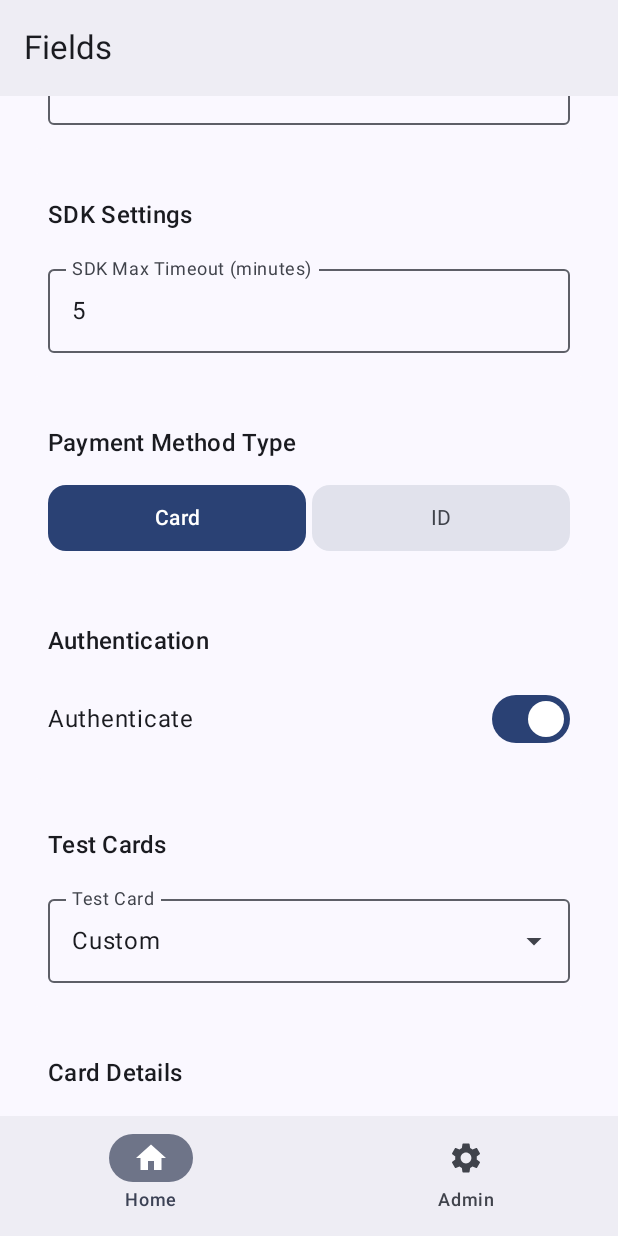
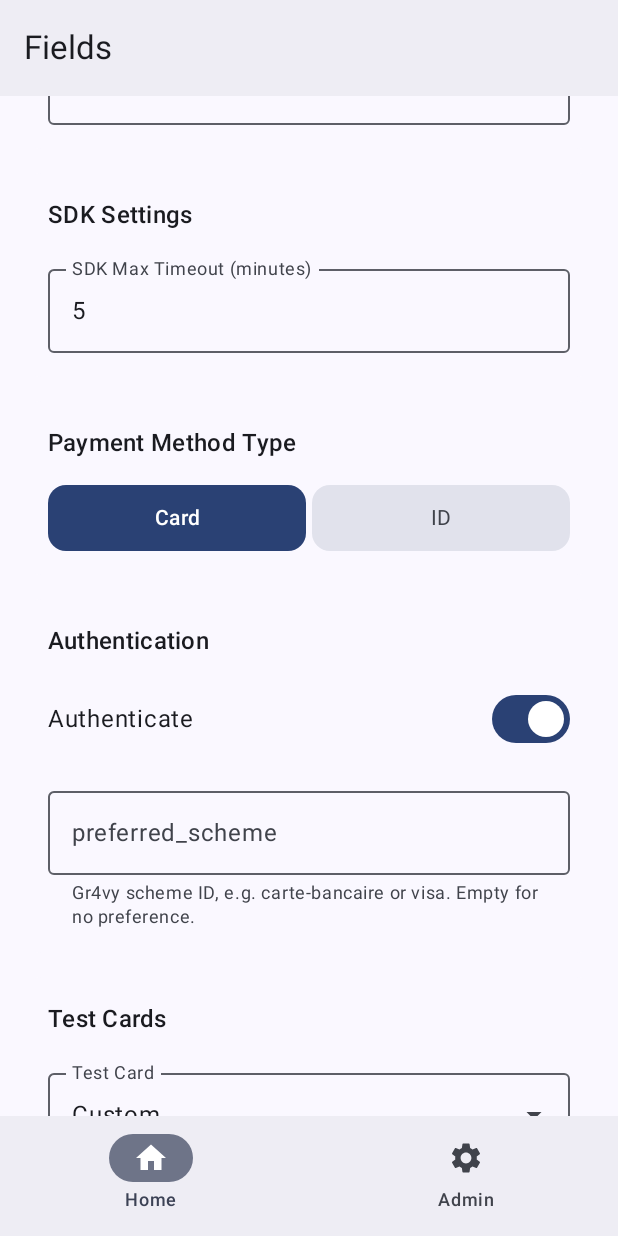
Before and after one commit to gr4vy/gr4vy-kotlin-client-app, an Android app built with Jetpack Compose: the FieldsScreen screen opened through its navigation route, scrolled down 268 dp, on a phone screen of 412 x 824 dp. Run offline under Robolectric (Android 15) with nearby library versions, the phone set to English and light mode, and no system bars; libraries missing offline, so code that uses them is left out: com.gr4vy.sdk.

Commit message:
feat: bump gr4vy-kotlin to 1.3.0, add preferred_scheme field and AppCompat host

```diff
--- a/gradle/libs.versions.toml
+++ b/gradle/libs.versions.toml
@@ -1,6 +1,6 @@
 [versions]
 agp = "8.11.1"
-kotlin = "2.0.21"
+kotlin = "2.4.21"
 coreKtx = "1.16.0"
 junit = "4.13.2"
 junitVersion = "1.2.1"
@@ -10,9 +10,10 @@ activityCompose = "1.10.1"
 composeBom = "2024.09.00"
 navigationCompose = "2.8.4"
 okhttp = "4.12.0"
-kotlinxSerializationJson = "1.7.3"
+kotlinxSerializationJson = "1.13.0"
 datastorePreferences = "1.1.1"
 lifecycleViewmodelCompose = "2.9.1"
+appcompat = "1.8.0"
 
 [libraries]
 androidx-core-ktx = { group = "androidx.core", name = "core-ktx", version.ref = "coreKtx" }
@@ -35,6 +36,7 @@ okhttp-logging = { group = "com.squareup.okhttp3", name = "logging-interceptor",
 kotlinx-serialization-json = { group = "org.jetbrains.kotlinx", name = "kotlinx-serialization-json", version.ref = "kotlinxSerializationJson" }
 androidx-datastore-preferences = { group = "androidx.datastore", name = "datastore-preferences", version.ref = "datastorePreferences" }
 androidx-lifecycle-viewmodel-compose = { group = "androidx.lifecycle", name = "lifecycle-viewmodel-compose", version.ref = "lifecycleViewmodelCompose" }
+androidx-appcompat = { group = "androidx.appcompat", name = "appcompat", version.ref = "appcompat" }
 
 [plugins]
 android-application = { id = "com.android.application", version.ref = "agp" }
--- a/src/main/java/com/gr4vy/gr4vy_kotlin_client_app/data/PreferencesRepository.kt
+++ b/src/main/java/com/gr4vy/gr4vy_kotlin_client_app/data/PreferencesRepository.kt
@@ -43,6 +43,7 @@ class PreferencesRepository(private val context: Context) {
         private val FIELDS_TEST_CARD = stringPreferencesKey("fields_test_card")
         private val FIELDS_THEME = stringPreferencesKey("fields_theme")
         private val FIELDS_SDK_MAX_TIMEOUT = stringPreferencesKey("fields_sdk_max_timeout")
+        private val FIELDS_PREFERRED_SCHEME = stringPreferencesKey("fields_preferred_scheme")
 
         // Card Details
         private val CARD_DETAILS_NUMBER = stringPreferencesKey("card_details_number")
@@ -96,6 +97,7 @@ class PreferencesRepository(private val context: Context) {
     val fieldsTestCard: Flow<String> = context.dataStore.data.map { it[FIELDS_TEST_CARD] ?: "custom" }
     val fieldsTheme: Flow<String> = context.dataStore.data.map { it[FIELDS_THEME] ?: "none" }
     val fieldsSdkMaxTimeout: Flow<String> = context.dataStore.data.map { it[FIELDS_SDK_MAX_TIMEOUT] ?: "5" }
+    val fieldsPreferredScheme: Flow<String> = context.dataStore.data.map { it[FIELDS_PREFERRED_SCHEME] ?: "" }
 
     // Card Details
     val cardDetailsNumber: Flow<String> = context.dataStore.data.map { it[CARD_DETAILS_NUMBER] ?: "" }
@@ -207,6 +209,10 @@ class PreferencesRepository(private val context: Context) {
         context.dataStore.edit { it[FIELDS_SDK_MAX_TIMEOUT] = value }
     }
 
+    suspend fun saveFieldsPreferredScheme(value: String) {
+        context.dataStore.edit { it[FIELDS_PREFERRED_SCHEME] = value }
+    }
+
     suspend fun saveCardDetailsNumber(value: String) {
         context.dataStore.edit { it[CARD_DETAILS_NUMBER] = value }
     }
--- a/src/main/java/com/gr4vy/gr4vy_kotlin_client_app/ui/screens/FieldsScreen.kt
+++ b/src/main/java/com/gr4vy/gr4vy_kotlin_client_app/ui/screens/FieldsScreen.kt
@@ -473,6 +473,7 @@ fun FieldsScreen(
     val savedTestCard by preferencesRepository.fieldsTestCard.collectAsState(initial = "custom")
     val savedTheme by preferencesRepository.fieldsTheme.collectAsState(initial = "none")
     val savedSdkMaxTimeout by preferencesRepository.fieldsSdkMaxTimeout.collectAsState(initial = "5")
+    val savedPreferredScheme by preferencesRepository.fieldsPreferredScheme.collectAsState(initial = "")
 
     // Local state
     var checkoutSessionId by remember { mutableStateOf("") }
@@ -489,12 +490,13 @@ fun FieldsScreen(
     var selectedTestCard by remember { mutableStateOf(TestCard.CUSTOM) }
     var selectedTheme by remember { mutableStateOf(ThemeOption.NONE) }
     var sdkMaxTimeout by remember { mutableStateOf("5") }
+    var preferredScheme by remember { mutableStateOf("") }
 
     // Update local state when preferences change
     LaunchedEffect(
         savedCheckoutSessionId, savedPaymentMethodType, savedCardNumber, savedExpirationDate,
         savedSecurityCode, savedPaymentMethodId, savedIdSecurityCode,
-        savedAuthenticate, savedTestCard, savedTheme, savedSdkMaxTimeout
+        savedAuthenticate, savedTestCard, savedTheme, savedSdkMaxTimeout, savedPreferredScheme
     ) {
         checkoutSessionId = savedCheckoutSessionId
         selectedPaymentMethodType = if (savedPaymentMethodType.isNotEmpty()) {
@@ -511,6 +513,7 @@ fun FieldsScreen(
         selectedTestCard = TestCard.fromRawValue(savedTestCard)
         selectedTheme = ThemeOption.fromRawValue(savedTheme)
         sdkMaxTimeout = savedSdkMaxTimeout
+        preferredScheme = savedPreferredScheme
     }
 
     Scaffold(
@@ -757,6 +760,23 @@ fun FieldsScreen(
                                 }
                             )
                         }
+
+                        // Preferred scheme for co-badged cards, sent as ?preferredScheme= on the 3DS version call
+                        OutlinedTextField(
+                            value = preferredScheme,
+                            onValueChange = { value ->
+                                preferredScheme = value
+                                coroutineScope.launch {
+                                    preferencesRepository.saveFieldsPreferredScheme(value)
+                                }
+                            },
+                            label = { Text("preferred_scheme") },
+                            supportingText = { Text("Gr4vy scheme ID, e.g. carte-bancaire or visa. Empty for no preference.") },
+                            enabled = authenticate,
+                            singleLine = true,
+                            keyboardOptions = KeyboardOptions(keyboardType = KeyboardType.Ascii),
+                            modifier = Modifier.fillMaxWidth()
+                        )
                     }
                 }
 
@@ -1009,6 +1029,7 @@ fun FieldsScreen(
                             authenticate = authenticate,
                             selectedTheme = selectedTheme,
                             sdkMaxTimeout = sdkMaxTimeout,
+                            preferredScheme = preferredScheme,
                             onLoading = { isLoading = it },
                             onError = { title, errorJson ->
                                 // Navigate to full-page error response screen
@@ -1047,6 +1068,7 @@ private suspend fun sendTokenizeRequest(
     authenticate: Boolean,
     selectedTheme: ThemeOption,
     sdkMaxTimeout: String,
+    preferredScheme: String,
     onLoading: (Boolean) -> Unit,
     onError: (String, String) -> Unit,
     onSuccess: (String) -> Unit
@@ -1159,7 +1181,8 @@ private suspend fun sendTokenizeRequest(
                         activity = activity,
                         sdkMaxTimeoutMinutes = timeoutMinutes,
                         authenticate = authenticate,
-                        uiCustomization = uiCustomization
+                        uiCustomization = uiCustomization,
+                        preferredScheme = preferredScheme.trim().ifEmpty { null }
                     )
 
                     // Build response with authentication details
--- a/src/main/res/values/strings.xml
+++ b/src/main/res/values/strings.xml
@@ -1,3 +1,4 @@
 <resources>
     <string name="app_name">Gr4vy Kotlin Client App</string>
+    <string name="app_name_appcompat">Gr4vy (AppCompat)</string>
 </resources>
--- a/src/main/res/values/themes.xml
+++ b/src/main/res/values/themes.xml
@@ -2,4 +2,7 @@
 <resources>
 
     <style name="Theme.Gr4vyKotlinClientApp" parent="android:Theme.Material.Light.NoActionBar" />
+
+    <!-- AppCompatActivity needs an AppCompat theme. Used by AppCompatHostActivity only. -->
+    <style name="Theme.Gr4vyKotlinClientApp.AppCompat" parent="Theme.AppCompat.Light.NoActionBar" />
 </resources>
```
Also changed, not shown: build.gradle.kts (+13 -4 lines), src/main/AndroidManifest.xml (+13 -0 lines), src/main/java/com/gr4vy/gr4vy_kotlin_client_app/AppCompatHostActivity.kt (added, +25 -0 lines), 1 other file.
